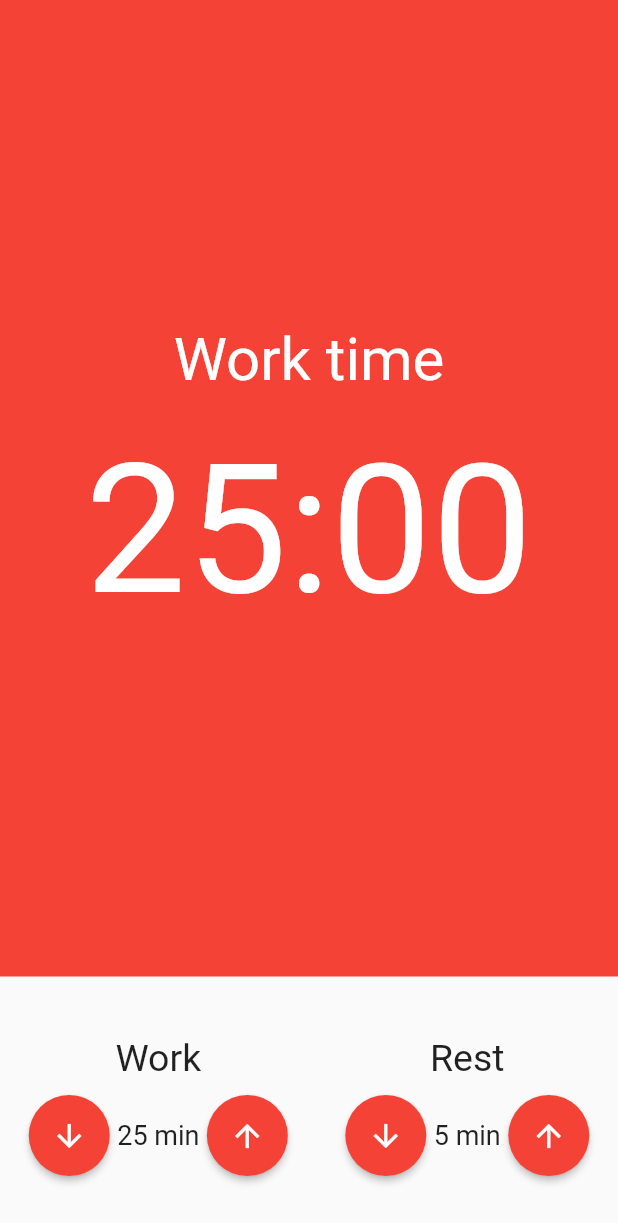
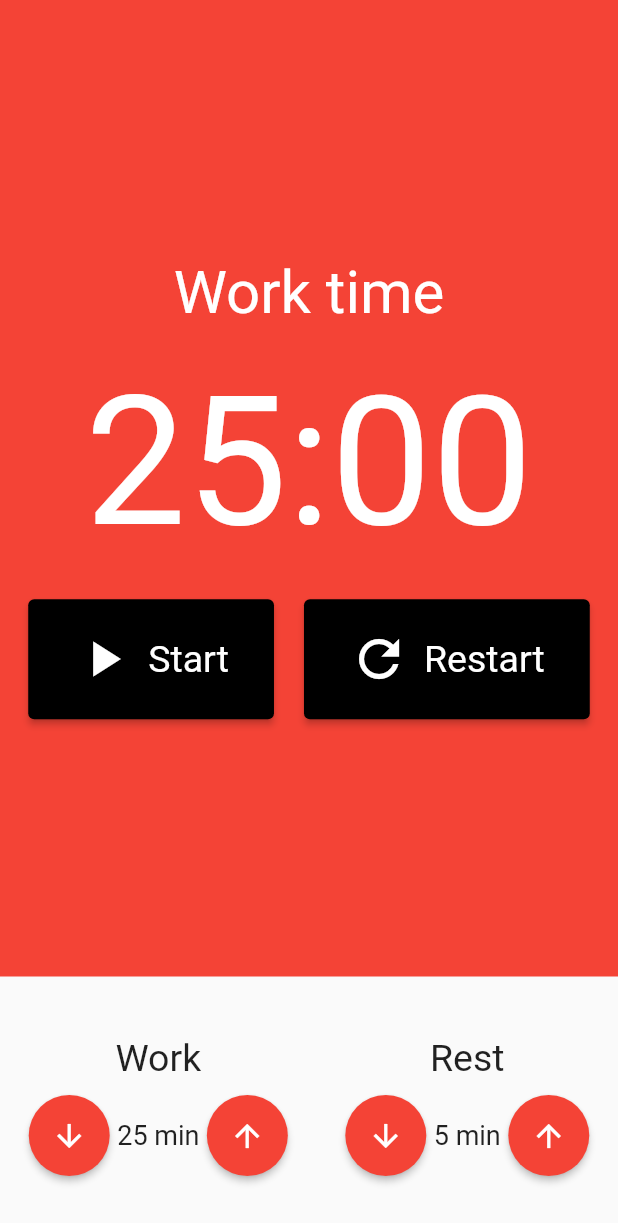
Before and after one commit to fsmaiorano/flutter_pomodoro, a Flutter app: the screen it shows after launch, on a phone screen of 412 x 824 dp. Shown: the top 1223 px of the screen. Run offline on Flutter 3.47's test engine with Material 2 defaults, Android fonts, the phone set to English and light mode, and no system bars; our stand-ins replace mobx; generated files the repository leaves out were written again.

Commit message:
adjust ui

```diff
--- a/lib/components/stop_watch.component.dart
+++ b/lib/components/stop_watch.component.dart
@@ -1,7 +1,5 @@
-import 'package:flutter/cupertino.dart';
 import 'package:flutter/material.dart';
-import 'package:flutter/src/foundation/key.dart';
-import 'package:flutter/src/widgets/framework.dart';
+import 'package:flutter_pomodoro/components/stop_watch_button.dart';
 
 class StopWatch extends StatelessWidget {
   const StopWatch({Key? key}) : super(key: key);
@@ -13,23 +11,39 @@ class StopWatch extends StatelessWidget {
       child: Column(
         mainAxisAlignment: MainAxisAlignment.center,
         crossAxisAlignment: CrossAxisAlignment.center,
-        children: const [
-          Text(
+        children: [
+          const Text(
             'Work time',
             style: TextStyle(
               fontSize: 40,
               color: Colors.white,
             ),
           ),
-          SizedBox(height: 20),
-          Text(
+          const SizedBox(height: 20),
+          const Text(
             '25:00',
             style: TextStyle(
               fontSize: 120,
               color: Colors.white,
             ),
           ),
-          SizedBox(height: 10),
+          const SizedBox(height: 20),
+          Row(
+            mainAxisAlignment: MainAxisAlignment.center,
+            children: const [
+              Padding(
+                  padding: EdgeInsets.only(right: 10),
+                  child:
+                      StopWatchButton(text: "Start", icon: Icons.play_arrow)),
+              // Padding(
+              //     padding: EdgeInsets.only(right: 10),
+              //     child: StopWatchButton(text: "Stop", icon: Icons.stop)),
+              Padding(
+                padding: EdgeInsets.only(left: 10),
+                child: StopWatchButton(text: "Restart", icon: Icons.refresh),
+              ),
+            ],
+          )
         ],
       ),
     );
--- /dev/null
+++ b/lib/components/stop_watch_button.dart
@@ -0,0 +1,35 @@
+import 'package:flutter/material.dart';
+
+class StopWatchButton extends StatelessWidget {
+  final String text;
+  final IconData icon;
+
+  const StopWatchButton({Key? key, required this.text, required this.icon})
+      : super(key: key);
+
+  @override
+  Widget build(BuildContext context) {
+    return ElevatedButton(
+      style: ElevatedButton.styleFrom(
+        primary: Colors.black,
+        textStyle: const TextStyle(
+          fontSize: 25,
+        ),
+        padding: const EdgeInsets.symmetric(vertical: 20, horizontal: 30),
+      ),
+      onPressed: () {},
+      child: Row(
+        children: [
+          Padding(
+            padding: const EdgeInsets.only(right: 10),
+            child: Icon(
+              icon,
+              size: 40,
+            ),
+          ),
+          Text(text),
+        ],
+      ),
+    );
+  }
+}
```
